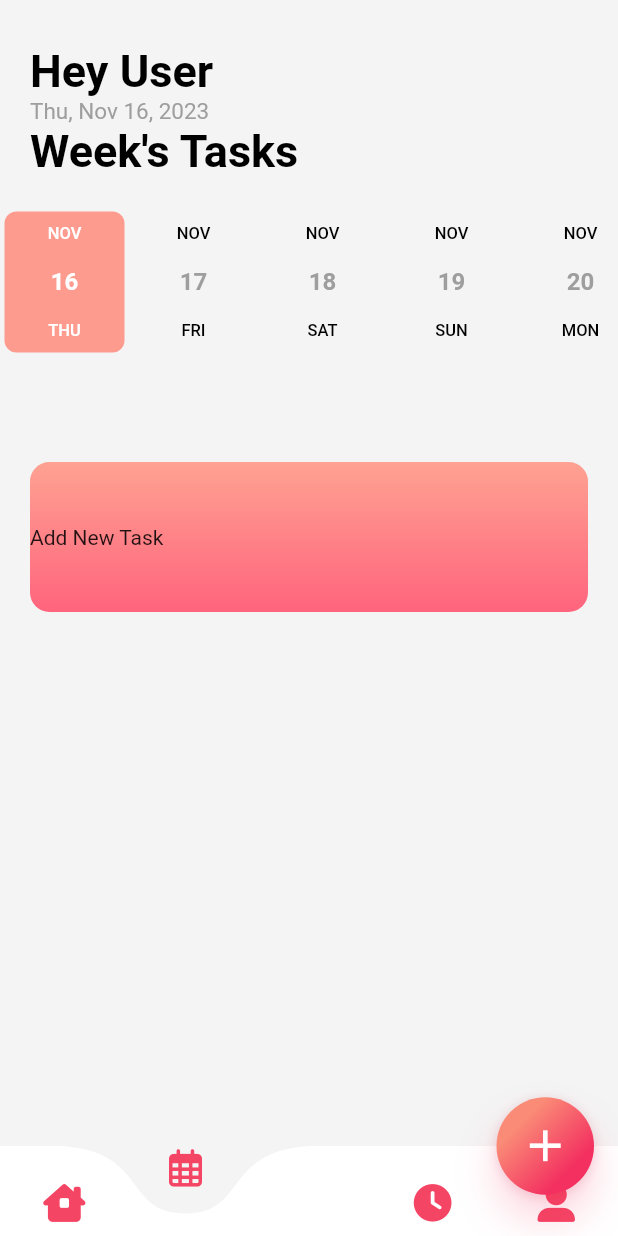
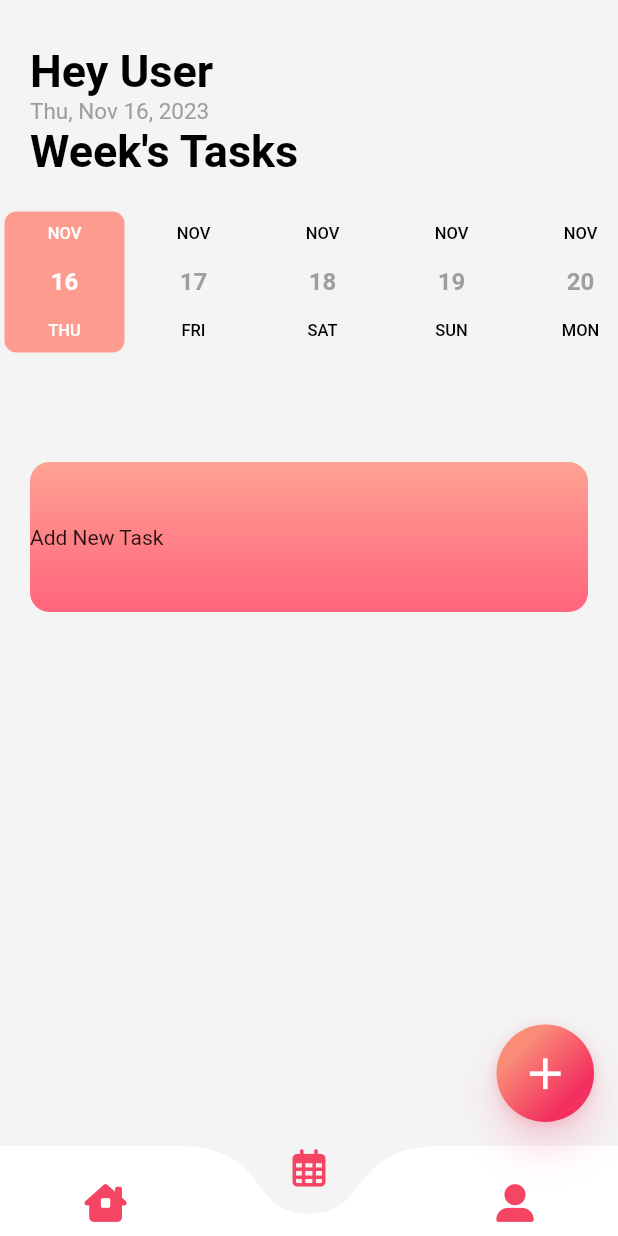
Before and after one commit to Namrata-yadav-08/ToDo_App, a Flutter app: the screen it shows after launch, item 2 of the bottom bar chosen, on a phone screen of 412 x 824 dp. Run offline on Flutter 3.47's test engine with Material 2 defaults, Android fonts, the phone set to English and light mode, and no system bars; drawn by our look-alikes of curved_navigation_bar, date_picker_timeline, flutter_slidable; our stand-ins replace firebase_auth, firebase_core, font_awesome_flutter, get, google_fonts; accounts and stored records are empty; network calls fail.

Commit message:
modified FAB and Nav Bar

```diff
--- a/lib/Screens/main_screen.dart
+++ b/lib/Screens/main_screen.dart
@@ -2,7 +2,6 @@
 import 'package:curved_navigation_bar/curved_navigation_bar.dart';
 import 'package:font_awesome_flutter/font_awesome_flutter.dart';
 import 'package:todoapp/Screens/WeekTask.dart';
-import 'package:todoapp/Screens/focus.dart';
 import 'package:todoapp/Screens/home.dart';
 import 'package:todoapp/Screens/profile.dart';
 
@@ -15,12 +14,7 @@
 
 class _Main_ScreenState extends State<Main_Screen> {
   int _index = 0;
-  final screens = [
-    const Home(),
-    const WeekTask(),
-    const InFocus(),
-    const Profile()
-  ];
+  final screens = [const Home(), const WeekTask(), const Profile()];
   final navigationKey = GlobalKey<CurvedNavigationBarState>();
 
   Shader _headerGradient(BuildContext context) {
@@ -38,10 +32,6 @@
     final items = <Widget>[
       const Icon(FontAwesomeIcons.houseChimneyWindow, size: 25),
       const Icon(FontAwesomeIcons.calendarDays, size: 25),
-      const SizedBox(
-        width: 20,
-      ),
-      const Icon(FontAwesomeIcons.solidClock, size: 25),
       const Icon(FontAwesomeIcons.userLarge, size: 25),
     ];
     final height = MediaQuery.of(context).size.height;
@@ -56,7 +46,7 @@
             top: false,
             child: ClipRect(
                 child: Scaffold(
-                    backgroundColor: const Color.fromARGB(255, 19, 19, 21),
+                    backgroundColor: const Color.fromARGB(255, 244, 244, 244),
                     extendBody: true,
                     extendBodyBehindAppBar: true,
                     body: screens[_index],
@@ -104,7 +94,7 @@
                       ),
                     ),
                     floatingActionButtonLocation: FloatingActionButtonLocation
-                        .endDocked, // Adjust the location as needed
+                        .endFloat, // Adjust the location as needed
                     bottomNavigationBar: Theme(
                         data: Theme.of(context).copyWith(
                             iconTheme: const IconThemeData(
--- a/lib/Screens/profile.dart
+++ b/lib/Screens/profile.dart
@@ -12,6 +12,7 @@
   Widget build(BuildContext context) {
     return SafeArea(
       child: Scaffold(
+          backgroundColor: const Color.fromARGB(255, 244, 244, 244),
           body: Column(
             mainAxisAlignment: MainAxisAlignment.center,
             children: [
@@ -22,7 +23,8 @@
                     children: [
                       Text(
                         'Profile',
-                    style: TextStyle(fontSize: 24, fontWeight: FontWeight.bold),
+                        style: TextStyle(
+                            fontSize: 24, fontWeight: FontWeight.bold),
                       ),
                       Padding(padding: EdgeInsets.only(top: 10)),
                       CircleAvatar(
```
Also changed, not shown: lib/Screens/focus.dart (deleted, +0 -17 lines), 2 other files. Lines whose indentation alone changed are shown as unchanged.
